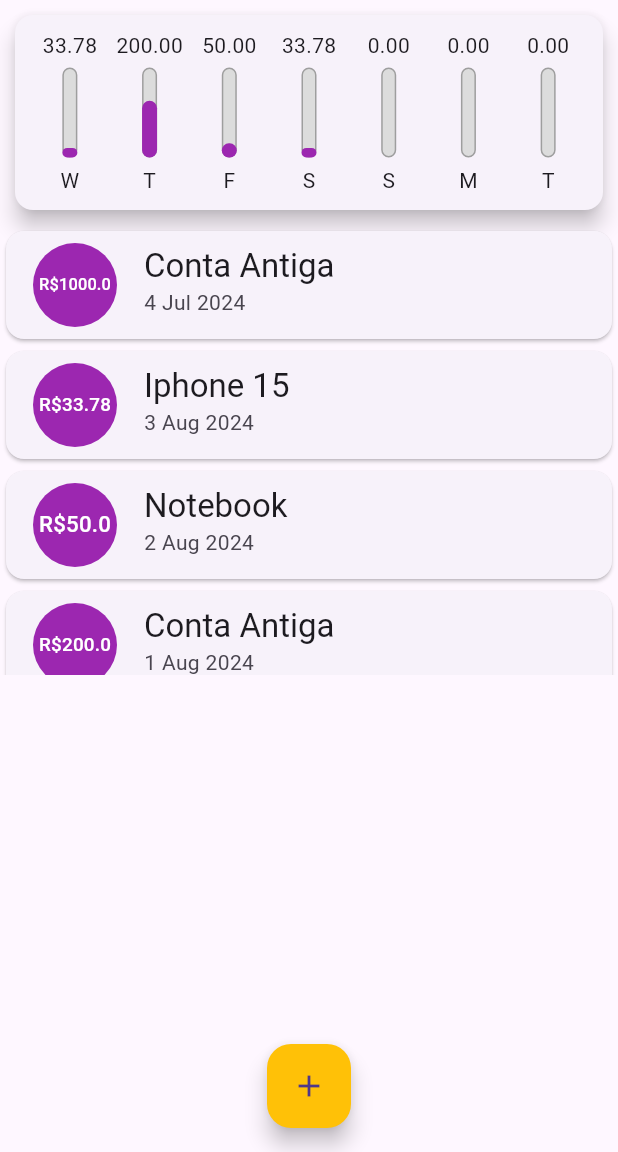
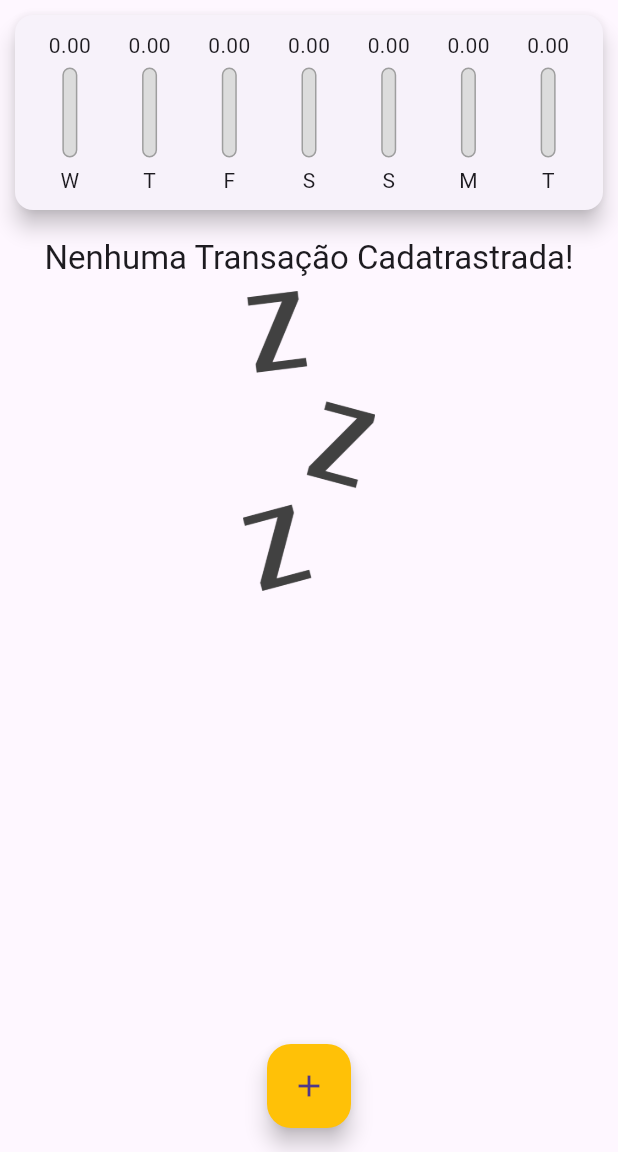
Before and after one commit to luisgs7/expenses-flutter-app, a Flutter app: the screen it shows after launch, on a phone screen of 412 x 824 dp, the part 84-1236 px from its top. Run offline on Flutter 3.47's test engine with Material 3 defaults, Android fonts, the phone set to English and light mode, and no system bars; missing offline and left inert: dart:ffi.

Commit message:
update layout

```diff
--- a/lib/components/chart.dart
+++ b/lib/components/chart.dart
@@ -62,7 +62,9 @@ class Chart extends StatelessWidget {
               child: ChartBar(
                 label: tr['day'] as String,
                 value: tr['value'] as double,
-                percentage: (tr['value'] as double) / _weekTotalValue,
+                percentage: _weekTotalValue == 0
+                    ? 0
+                    : (tr['value'] as double) / _weekTotalValue,
               ),
             );
           }).toList(),
--- a/lib/components/transaction_form.dart
+++ b/lib/components/transaction_form.dart
@@ -2,7 +2,7 @@ import 'package:intl/intl.dart';
 import 'package:flutter/material.dart';
 
 class TransactionForm extends StatefulWidget {
-  final void Function(String, double) onSubmit;
+  final void Function(String, double, DateTime) onSubmit;
 
   TransactionForm(this.onSubmit);
 
@@ -15,7 +15,7 @@ class _TransactionFormState extends State<TransactionForm> {
   final titleController = TextEditingController();
 
   final valueController = TextEditingController();
-  DateTime? _selectedDate = DateTime.now();
+  DateTime _selectedDate = DateTime.now();
 
   _submitForm() {
     final title = titleController.text;
@@ -25,7 +25,7 @@ class _TransactionFormState extends State<TransactionForm> {
       return;
     }
 
-    widget.onSubmit(title, value);
+    widget.onSubmit(title, value, _selectedDate);
   }
 
   _showDatePicker() {
--- a/lib/components/transaction_list.dart
+++ b/lib/components/transaction_list.dart
@@ -4,13 +4,14 @@ import '../models/transaction.dart';
 
 class TransactionList extends StatelessWidget {
   List<Transaction>? transactions;
+  void Function(String) onRemove;
 
-  TransactionList(this.transactions);
+  TransactionList(this.transactions, this.onRemove);
 
   @override
   Widget build(BuildContext context) {
     return Container(
-      height: 300,
+      height: 400,
       child: transactions!.isEmpty
           ? Column(
               children: [
@@ -58,6 +59,11 @@ class TransactionList extends StatelessWidget {
                   subtitle: Text(
                     DateFormat('d MMM y').format(tr.date),
                   ),
+                  trailing: IconButton(
+                    onPressed: () => onRemove(tr.id),
+                    icon: Icon(Icons.delete),
+                    color: Colors.red,
+                  ),
                 ));
               },
             ),
--- a/lib/main.dart
+++ b/lib/main.dart
@@ -55,44 +55,7 @@ class MyHomePage extends StatefulWidget {
 
 class _MyHomePageState extends State<MyHomePage> {
   // const MyHomePage({super.key});
-  final List<Transaction> _transactions = [
-    Transaction(
-      id: 't0',
-      title: 'Conta Antiga',
-      value: 1000,
-      date: DateTime.now().subtract(Duration(days: 33)),
-    ),
-    Transaction(
-      id: 't1',
-      title: 'Iphone 15',
-      value: 33.78,
-      date: DateTime.now().subtract(Duration(days: 3)),
-    ),
-    Transaction(
-      id: 't2',
-      title: 'Notebook',
-      value: 50.00,
-      date: DateTime.now().subtract(Duration(days: 4)),
-    ),
-    Transaction(
-      id: 't3',
-      title: 'Conta Antiga',
-      value: 200,
-      date: DateTime.now().subtract(Duration(days: 5)),
-    ),
-    Transaction(
-      id: 't4',
-      title: 'Iphone 15',
-      value: 33.78,
-      date: DateTime.now().subtract(Duration(days: 6)),
-    ),
-    Transaction(
-      id: 't5',
-      title: 'Notebook',
-      value: 50.00,
-      date: DateTime.now().subtract(Duration(days: 7)),
-    ),
-  ];
+  final List<Transaction> _transactions = [];
 
   List<Transaction> get _recentTransactions {
     return _transactions.where((tr) {
@@ -102,12 +65,12 @@ class _MyHomePageState extends State<MyHomePage> {
     }).toList();
   }
 
-  _addTransaction(String title, double value) {
+  _addTransaction(String title, double value, DateTime date) {
     final newTransaction = Transaction(
       id: Random().nextDouble().toString(),
       title: title,
       value: value,
-      date: DateTime.now(),
+      date: date,
     );
 
     setState(() {
@@ -124,6 +87,12 @@ class _MyHomePageState extends State<MyHomePage> {
         return TransactionForm(_addTransaction);
       },
     );
+  }
+
+  _removeTransaction(String id) {
+    setState(() {
+      _transactions.removeWhere((tr) => tr.id == id);
+    });
   }
 
   @override
@@ -149,7 +118,7 @@ class _MyHomePageState extends State<MyHomePage> {
           crossAxisAlignment: CrossAxisAlignment.stretch,
           children: [
             Chart(_recentTransactions),
-            TransactionList(_transactions),
+            TransactionList(_transactions, _removeTransaction),
           ],
         ),
       ),
```
